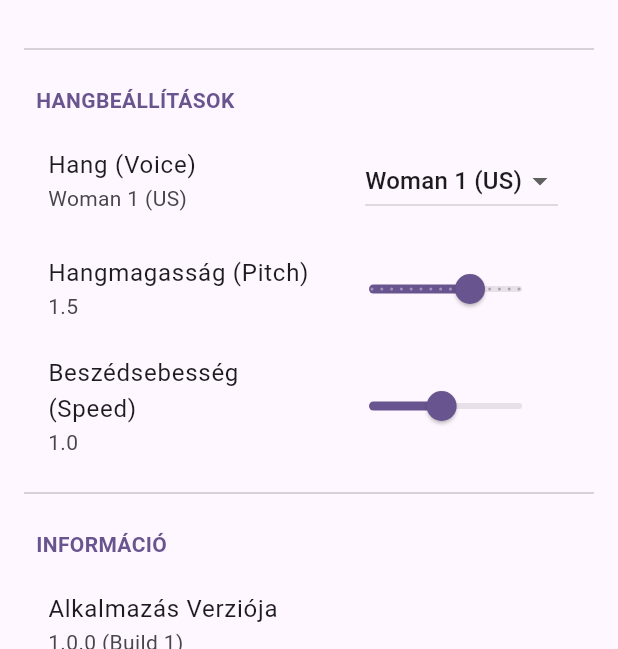
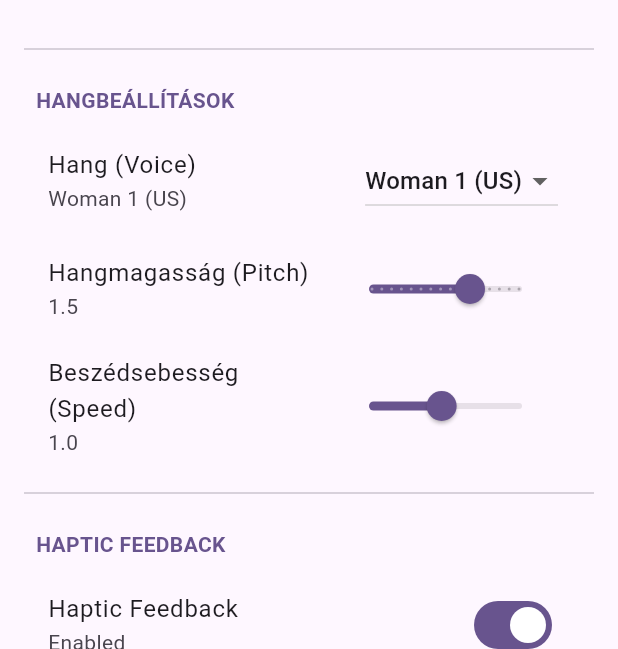
Before and after one commit to SziluChannel/LumiAI, a Flutter app: the SettingsScreen screen opened directly, on a phone screen of 412 x 824 dp, the part 587-1236 px from its top. Run offline on Flutter 3.47's test engine with Material 3 defaults, Android fonts, the phone set to English and light mode, and no system bars; our stand-ins replace camera, flutter_dotenv, flutter_riverpod, flutter_tts, image_picker, local_auth and 4 more; missing offline and left inert: dart:js_interop, record; accounts and stored records are empty; generated files the repository leaves out were written again.

Commit message:
Haptic feedback be- és kikapcsolhatóvá tétele a beállitásokban

```diff
--- a/lib/features/auth/ui/login_screen.dart
+++ b/lib/features/auth/ui/login_screen.dart
@@ -1,16 +1,17 @@
 import 'package:flutter/material.dart';
+import 'package:flutter_riverpod/flutter_riverpod.dart';
 import 'package:lumiai/features/home/home_screen.dart'; // Import the actual HomeScreen
 import 'package:lumiai/core/services/biometric_auth_service.dart'; // Import BiometricAuthService
 import 'package:lumiai/core/services/feedback_service.dart'; // Import FeedbackService
 
-class LoginScreen extends StatefulWidget {
+class LoginScreen extends ConsumerStatefulWidget {
   const LoginScreen({super.key});
 
   @override
-  State<LoginScreen> createState() => _LoginScreenState();
+  ConsumerState<LoginScreen> createState() => _LoginScreenState();
 }
 
-class _LoginScreenState extends State<LoginScreen> {
+class _LoginScreenState extends ConsumerState<LoginScreen> {
   final TextEditingController _usernameController = TextEditingController();
   final TextEditingController _passwordController = TextEditingController();
   bool _isPasswordVisible = false;
@@ -64,7 +65,7 @@ class _LoginScreenState extends State<LoginScreen> {
       setState(() {
         _errorMessage = null; // Clear any previous errors
       });
-      FeedbackService.triggerSuccessFeedback(); // Trigger success haptic feedback
+      ref.read(feedbackServiceProvider).triggerSuccessFeedback(); // Trigger success haptic feedback
       // Navigate to the actual HomeScreen using Navigator.of(context).pushReplacement(...)
       Navigator.of(context).pushReplacement(
         MaterialPageRoute(builder: (_) => const HomeScreen()),
@@ -74,7 +75,7 @@ class _LoginScreenState extends State<LoginScreen> {
       setState(() {
         _errorMessage = 'Incorrect username or password.';
       });
-      FeedbackService.triggerErrorFeedback(); // Trigger error haptic feedback
+      ref.read(feedbackServiceProvider).triggerErrorFeedback(); // Trigger error haptic feedback
       // The Semantics(liveRegion: true) widget will ensure this error is announced.
     }
   }
@@ -122,7 +123,7 @@ class _LoginScreenState extends State<LoginScreen> {
                       setState(() {
                         _isPasswordVisible = !_isPasswordVisible;
                       });
-                      FeedbackService.triggerSuccessFeedback(); // Trigger success haptic feedback on toggle
+                      ref.read(feedbackServiceProvider).triggerSuccessFeedback(); // Trigger success haptic feedback on toggle
                     },
                   ),
                 ),
--- a/lib/features/home/home_screen.dart
+++ b/lib/features/home/home_screen.dart
@@ -80,7 +80,7 @@ class _HomeScreenState extends ConsumerState<HomeScreen> {
             ),
             tooltip: 'Switch UI Mode',
             onPressed: () {
-              FeedbackService.triggerSuccessFeedback(); // Haptic feedback
+              ref.read(feedbackServiceProvider).triggerSuccessFeedback(); // Haptic feedback
               ref.read(uiModeControllerProvider.notifier).toggleMode();
             },
           ),
@@ -88,7 +88,7 @@ class _HomeScreenState extends ConsumerState<HomeScreen> {
             icon: const Icon(Icons.settings),
             tooltip: 'Settings',
             onPressed: () {
-              FeedbackService.triggerSuccessFeedback(); // Haptic feedback
+              ref.read(feedbackServiceProvider).triggerSuccessFeedback(); // Haptic feedback
               Navigator.of(context).push(
                 MaterialPageRoute(builder: (context) => const SettingsScreen()),
               );
--- a/lib/features/settings/ui/settings_screen.dart
+++ b/lib/features/settings/ui/settings_screen.dart
@@ -8,6 +8,7 @@ import 'package:lumiai/core/services/tts_service.dart';
 import 'package:lumiai/core/constants/app_themes.dart'; // Needed for CustomThemeType in dropdown
 import 'package:lumiai/features/accessibility/font_size_feature.dart'; // For AccessibilitySettingsScreen
 import 'package:lumiai/core/services/feedback_service.dart'; // Import FeedbackService
+import 'package:lumiai/features/settings/providers/haptic_feedback_provider.dart';
 
 class SettingsScreen extends ConsumerWidget {
   const SettingsScreen({super.key});
@@ -38,7 +39,7 @@ class SettingsScreen extends ConsumerWidget {
             subtitle: 'Adjust font size for better readability',
             trailing: const Icon(Icons.chevron_right),
             onTap: () {
-              FeedbackService.triggerSuccessFeedback(); // Haptic feedback
+              ref.read(feedbackServiceProvider).triggerSuccessFeedback(); // Haptic feedback
               Navigator.of(context).push(
                 MaterialPageRoute(builder: (context) => const AccessibilitySettingsScreen()),
               );
@@ -52,6 +53,14 @@ class SettingsScreen extends ConsumerWidget {
           // ------------------------------------------
           const SectionHeader(title: 'Hangbeállítások'),
           _buildTtsSettings(ref),
+
+          const Divider(height: 32),
+
+          // ------------------------------------------
+          // 📳 HAPTIC FEEDBACK
+          // ------------------------------------------
+          const SectionHeader(title: 'Haptic Feedback'),
+          _buildHapticFeedbackSetting(ref),
 
           const Divider(height: 32),
 
@@ -185,6 +194,28 @@ class SettingsScreen extends ConsumerWidget {
     );
   }
 
+  // Haptic Feedback beállítás
+  Widget _buildHapticFeedbackSetting(WidgetRef ref) {
+    final hapticFeedbackAsync = ref.watch(hapticFeedbackControllerProvider);
+
+    return hapticFeedbackAsync.when(
+      loading: () => const SettingsTile(title: 'Haptic Feedback', trailing: CircularProgressIndicator()),
+      error: (e, s) => SettingsTile(title: 'Error loading haptic feedback', subtitle: e.toString()),
+      data: (isEnabled) {
+        final controller = ref.read(hapticFeedbackControllerProvider.notifier);
+
+        return SettingsTile(
+          title: 'Haptic Feedback',
+          subtitle: isEnabled ? 'Enabled' : 'Disabled',
+          trailing: Switch(
+            value: isEnabled,
+            onChanged: (value) => controller.setHapticFeedback(value),
+          ),
+        );
+      },
+    );
+  }
+
   // TTS beállítások
   Widget _buildTtsSettings(WidgetRef ref) {
     final ttsSettings = ref.watch(ttsSettingsControllerProvider);
```
Also changed, not shown: lib/core/services/feedback_service.dart (+18 -4 lines), lib/features/home/layouts/minimal_ui.dart (+4 -4 lines), lib/features/home/layouts/partial_ui.dart (+4 -4 lines), lib/features/settings/providers/haptic_feedback_provider.dart (added, +22 -0 lines), lib/features/shared/widgets/task_views.dart (+4 -3 lines), lib/features/settings/providers/haptic_feedback_provider.g.dart (added), lib/features/settings/providers/theme_provider.g.dart.
